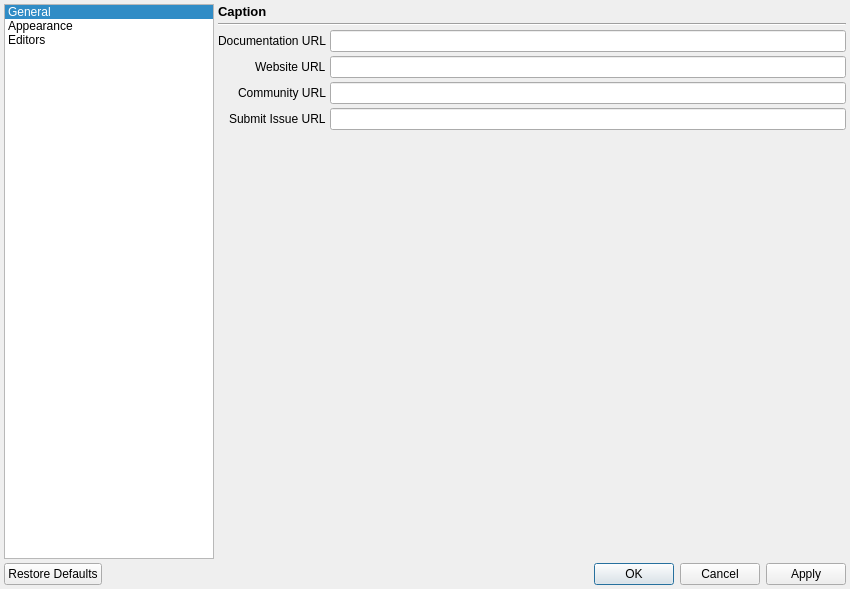
Before: the Qt Designer form Dialogs/PreferencesDialog.ui in enigma-dev/RadialGM, drawn with Qt 5.
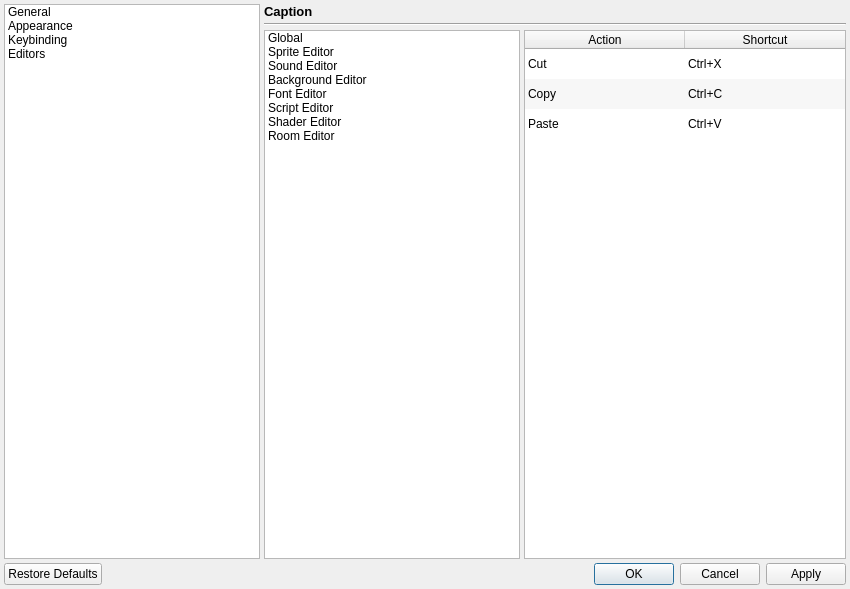
After: the same form once the commit is applied. Icons and pictures are not drawn.

```diff
--- a/Dialogs/PreferencesDialog.ui
+++ b/Dialogs/PreferencesDialog.ui
@@ -34,7 +34,7 @@
     <number>4</number>
    </property>
    <item>
-    <layout class="QHBoxLayout" name="horizontalLayout" stretch="1,3">
+    <layout class="QHBoxLayout" name="horizontalLayout" stretch="0,1">
      <property name="spacing">
       <number>4</number>
      </property>
@@ -68,7 +68,7 @@
         <bool>false</bool>
        </property>
        <property name="currentRow">
-        <number>0</number>
+        <number>-1</number>
        </property>
        <item>
         <property name="text">
@@ -80,6 +80,11 @@
          <string>Appearance</string>
         </property>
        </item>
+       <item>
+        <property name="text">
+         <string>Keybinding</string>
+        </property>
+       </item>
        <item>
         <property name="text">
          <string>Editors</string>
@@ -128,7 +133,7 @@
           <enum>QFrame::NoFrame</enum>
          </property>
          <property name="currentIndex">
-          <number>0</number>
+          <number>2</number>
          </property>
          <widget class="QWidget" name="generalPage">
           <layout class="QFormLayout" name="formLayout_2">
@@ -257,6 +262,268 @@
            </item>
           </layout>
          </widget>
+         <widget class="QWidget" name="keybindingPage">
+          <layout class="QHBoxLayout" name="horizontalLayout_2" stretch="0,1">
+           <property name="spacing">
+            <number>4</number>
+           </property>
+           <property name="leftMargin">
+            <number>0</number>
+           </property>
+           <property name="topMargin">
+            <number>0</number>
+           </property>
+           <property name="rightMargin">
+            <number>0</number>
+           </property>
+           <property name="bottomMargin">
+            <number>0</number>
+           </property>
+           <item>
+            <widget class="QListWidget" name="keybindingList">
+             <property name="sizePolicy">
+              <sizepolicy hsizetype="Preferred" vsizetype="Expanding">
+               <horstretch>0</horstretch>
+               <verstretch>0</verstretch>
+              </sizepolicy>
+             </property>
+             <property name="editTriggers">
+              <set>QAbstractItemView::NoEditTriggers</set>
+             </property>
+             <property name="alternatingRowColors">
+              <bool>false</bool>
+             </property>
+             <item>
+              <property name="text">
+               <string>Global</string>
+              </property>
+             </item>
+             <item>
+              <property name="text">
+               <string>Sprite Editor</string>
+              </property>
+             </item>
+             <item>
+              <property name="text">
+               <string>Sound Editor</string>
+              </property>
+             </item>
+             <item>
+              <property name="text">
+               <string>Background Editor</string>
+              </property>
+             </item>
+             <item>
+              <property name="text">
+               <string>Font Editor</string>
+              </property>
+             </item>
+             <item>
+              <property name="text">
+               <string>Script Editor</string>
+              </property>
+             </item>
+             <item>
+              <property name="text">
+               <string>Shader Editor</string>
+              </property>
+             </item>
+             <item>
+              <property name="text">
+               <string>Room Editor</string>
+              </property>
+             </item>
+            </widget>
+           </item>
+           <item>
+            <widget class="QTableWidget" name="keybindingTable">
+             <property name="sizePolicy">
+              <sizepolicy hsizetype="Expanding" vsizetype="Expanding">
+               <horstretch>0</horstretch>
+               <verstretch>0</verstretch>
+              </sizepolicy>
+             </property>
+             <property name="editTriggers">
+              <set>QAbstractItemView::NoEditTriggers</set>
+             </property>
+             <property name="alternatingRowColors">
+              <bool>true</bool>
+             </property>
+             <property name="selectionBehavior">
+              <enum>QAbstractItemView::SelectRows</enum>
+             </property>
+             <property name="textElideMode">
+              <enum>Qt::ElideRight</enum>
+             </property>
+             <property name="showGrid">
+              <bool>false</bool>
+             </property>
+             <property name="gridStyle">
+              <enum>Qt::SolidLine</enum>
+             </property>
+             <property name="wordWrap">
+              <bool>false</bool>
+             </property>
+             <property name="cornerButtonEnabled">
+              <bool>false</bool>
+             </property>
+             <attribute name="horizontalHeaderVisible">
+              <bool>true</bool>
+             </attribute>
+             <attribute name="horizontalHeaderCascadingSectionResizes">
+              <bool>true</bool>
+             </attribute>
+             <attribute name="horizontalHeaderDefaultSectionSize">
+              <number>160</number>
+             </attribute>
+             <attribute name="horizontalHeaderStretchLastSection">
+              <bool>true</bool>
+             </attribute>
+             <attribute name="verticalHeaderVisible">
+              <bool>false</bool>
+             </attribute>
+             <attribute name="verticalHeaderCascadingSectionResizes">
+              <bool>true</bool>
+             </attribute>
+             <attribute name="verticalHeaderHighlightSections">
+              <bool>true</bool>
+             </attribute>
+             <attribute name="verticalHeaderStretchLastSection">
+              <bool>false</bool>
+             </attribute>
+             <row>
+              <property name="text">
+               <string>New Row</string>
+              </property>
+             </row>
+             <row>
+              <property name="text">
+               <string>New Row</string>
+              </property>
+             </row>
+             <row>
+              <property name="text">
+               <string>New Row</string>
+              </property>
+             </row>
+             <column>
+              <property name="text">
+               <string>Action</string>
+              </property>
+              <property name="font">
+               <font>
+                <underline>false</underline>
+               </font>
+              </property>
+             </column>
+             <column>
+              <property name="text">
+               <string>Shortcut</string>
+              </property>
+             </column>
+             <item row="0" column="0">
+              <property name="text">
+               <string>Cut</string>
+              </property>
+              <property name="font">
+               <font>
+                <weight>50</weight>
+                <italic>false</italic>
+                <bold>false</bold>
+                <underline>false</underline>
+                <kerning>true</kerning>
+               </font>
+              </property>
+              <property name="textAlignment">
+               <set>AlignLeading|AlignVCenter</set>
+              </property>
+              <property name="flags">
+               <set>ItemIsSelectable|ItemIsDragEnabled|ItemIsDropEnabled|ItemIsUserCheckable|ItemIsEnabled</set>
+              </property>
+             </item>
+             <item row="0" column="1">
+              <property name="text">
+               <string>Ctrl+X</string>
+              </property>
+              <property name="font">
+               <font>
+                <italic>false</italic>
+                <strikeout>false</strikeout>
+                <stylestrategy>PreferDefault</stylestrategy>
+                <kerning>true</kerning>
+               </font>
+              </property>
+             </item>
+             <item row="1" column="0">
+              <property name="text">
+               <string>Copy</string>
+              </property>
+              <property name="font">
+               <font>
+                <weight>50</weight>
+                <italic>false</italic>
+                <bold>false</bold>
+                <underline>false</underline>
+               </font>
+              </property>
+              <property name="textAlignment">
+               <set>AlignLeading|AlignVCenter</set>
+              </property>
+              <property name="icon">
+               <iconset resource="../images.qrc">
+                <normaloff>:/actions/copy.png</normaloff>:/actions/copy.png</iconset>
+              </property>
+              <property name="flags">
+               <set>ItemIsSelectable|ItemIsDragEnabled|ItemIsDropEnabled|ItemIsUserCheckable|ItemIsEnabled</set>
+              </property>
+             </item>
+             <item row="1" column="1">
+              <property name="text">
+               <string>Ctrl+C</string>
+              </property>
+              <property name="font">
+               <font>
+                <italic>false</italic>
+               </font>
+              </property>
+             </item>
+             <item row="2" column="0">
+              <property name="text">
+               <string>Paste</string>
+              </property>
+              <property name="font">
+               <font>
+                <weight>50</weight>
+                <italic>false</italic>
+                <bold>false</bold>
+                <underline>false</underline>
+               </font>
+              </property>
+              <property name="textAlignment">
+               <set>AlignLeading|AlignVCenter</set>
+              </property>
+              <property name="icon">
+               <iconset resource="../images.qrc">
+                <normaloff>:/actions/paste.png</normaloff>:/actions/paste.png</iconset>
+              </property>
+              <property name="flags">
+               <set>ItemIsSelectable|ItemIsDragEnabled|ItemIsDropEnabled|ItemIsUserCheckable|ItemIsEnabled</set>
+              </property>
+             </item>
+             <item row="2" column="1">
+              <property name="text">
+               <string>Ctrl+V</string>
+              </property>
+              <property name="font">
+               <font>
+                <italic>false</italic>
+               </font>
+              </property>
+             </item>
+            </widget>
+           </item>
+          </layout>
+         </widget>
          <widget class="QWidget" name="editorsPage">
           <layout class="QVBoxLayout" name="verticalLayout_2">
            <property name="spacing">
```
